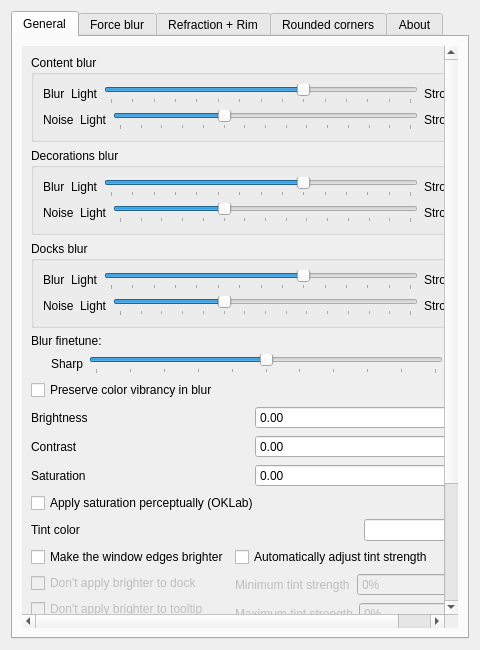
Before: the Qt Designer form src/kcm/blur_config.ui in 4v3ngR/kwin-effects-glass, drawn with Qt 5.
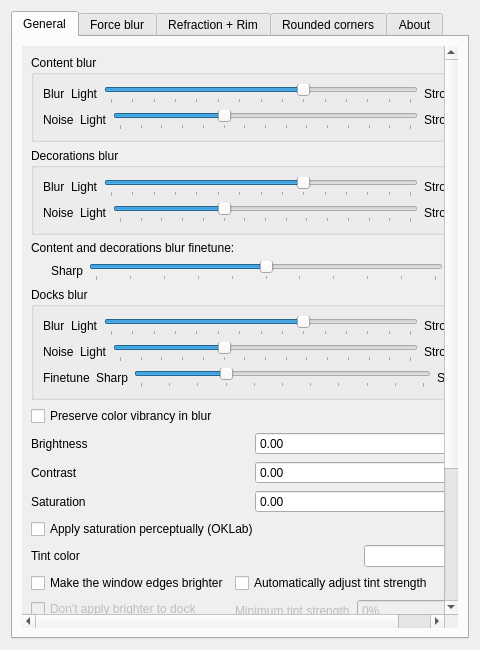
After: the same form once the commit is applied. Custom widgets are drawn as their Qt base class.

Commit message: feat(blur): decouple decoration- and content finetune from the dock finetune so they can be configured more precisely

```diff
--- a/src/kcm/blur_config.ui
+++ b/src/kcm/blur_config.ui
@@ -246,6 +246,75 @@
              </layout>
             </widget>
            </item>
+           <item>
+            <widget class="QLabel" name="labelBlurFinetuneDescription">
+             <property name="text">
+              <string>Content and decorations blur finetune:</string>
+             </property>
+            </widget>
+           </item>
+           <item>
+            <layout class="QHBoxLayout" name="horizontalLayoutBlurFinetune">
+             <item>
+              <spacer name="horizontalSpacerBlurFinetune">
+               <property name="orientation">
+                <enum>Qt::Orientation::Horizontal</enum>
+               </property>
+               <property name="sizeType">
+                <enum>QSizePolicy::Policy::Fixed</enum>
+               </property>
+               <property name="sizeHint" stdset="0">
+                <size>
+                 <width>20</width>
+                 <height>20</height>
+                </size>
+               </property>
+              </spacer>
+             </item>
+             <item>
+              <widget class="QLabel" name="labelBlurFinetuneSharp">
+               <property name="text">
+                <string>Sharp</string>
+               </property>
+              </widget>
+             </item>
+             <item>
+              <widget class="QSlider" name="kcfg_BlurFinetune">
+               <property name="minimum">
+                <number>0</number>
+               </property>
+               <property name="maximum">
+                <number>10</number>
+               </property>
+               <property name="singleStep">
+                <number>1</number>
+               </property>
+               <property name="pageStep">
+                <number>1</number>
+               </property>
+               <property name="value">
+                <number>5</number>
+               </property>
+               <property name="orientation">
+                <enum>Qt::Orientation::Horizontal</enum>
+               </property>
+               <property name="tickPosition">
+                <enum>QSlider::TickPosition::TicksBelow</enum>
+               </property>
+               <property name="toolTip">
+                <string>Tunes the content and decoration blur radius and upsample blend. Lower = tighter / sharper blur, higher = wider / softer blur.</string>
+               </property>
+              </widget>
+             </item>
+             <item>
+              <widget class="QLabel" name="labelBlurFinetuneSoft">
+               <property name="text">
+                <string>Soft</string>
+               </property>
+              </widget>
+             </item>
+            </layout>
+           </item>
            <item>
             <widget class="QGroupBox" name="groupBoxDockBlur">
              <property name="title">
@@ -349,43 +418,24 @@
                 </item>
                </layout>
               </item>
-             </layout>
-            </widget>
-           </item>
            <item>
-            <widget class="QLabel" name="labelBlurFinetuneDescription">
+               <layout class="QHBoxLayout" name="horizontalLayoutDockBlurFinetune">
+                <item>
+                 <widget class="QLabel" name="labelDockBlurFinetune">
              <property name="text">
-              <string>Blur finetune:</string>
+                   <string>Finetune</string>
              </property>
             </widget>
            </item>
            <item>
-            <layout class="QHBoxLayout" name="horizontalLayoutBlurFinetune">
-             <item>
-              <spacer name="horizontalSpacerBlurFinetune">
-               <property name="orientation">
-                <enum>Qt::Orientation::Horizontal</enum>
-               </property>
-               <property name="sizeType">
-                <enum>QSizePolicy::Policy::Fixed</enum>
-               </property>
-               <property name="sizeHint" stdset="0">
-                <size>
-                 <width>20</width>
-                 <height>20</height>
-                </size>
-               </property>
-              </spacer>
-             </item>
-             <item>
-              <widget class="QLabel" name="labelBlurFinetuneSharp">
+                 <widget class="QLabel" name="labelDockBlurFinetuneSharp">
                <property name="text">
                 <string>Sharp</string>
                </property>
               </widget>
              </item>
              <item>
-              <widget class="QSlider" name="kcfg_BlurFinetune">
+                 <widget class="QSlider" name="kcfg_DockBlurFinetune">
                <property name="minimum">
                 <number>0</number>
                </property>
@@ -399,7 +449,7 @@
                 <number>1</number>
                </property>
                <property name="value">
-                <number>5</number>
+                   <number>3</number>
                </property>
                <property name="orientation">
                 <enum>Qt::Orientation::Horizontal</enum>
@@ -408,18 +458,21 @@
                 <enum>QSlider::TickPosition::TicksBelow</enum>
                </property>
                <property name="toolTip">
-                <string>Tunes both the downsample radius and the upsample blend together. Lower = tighter / sharper blur, higher = wider / softer blur.</string>
+                   <string>Tunes the dock blur radius and upsample blend. Lower = tighter / sharper blur, higher = wider / softer blur.</string>
                </property>
               </widget>
              </item>
              <item>
-              <widget class="QLabel" name="labelBlurFinetuneSoft">
+                 <widget class="QLabel" name="labelDockBlurFinetuneSoft">
                <property name="text">
                 <string>Soft</string>
                </property>
               </widget>
              </item>
             </layout>
+              </item>
+             </layout>
+            </widget>
            </item>
            <item>
             <widget class="QCheckBox" name="kcfg_BlurSaturationCompensation">
```
Lines whose indentation alone changed are shown as unchanged. The commit also changes 5 other files.
